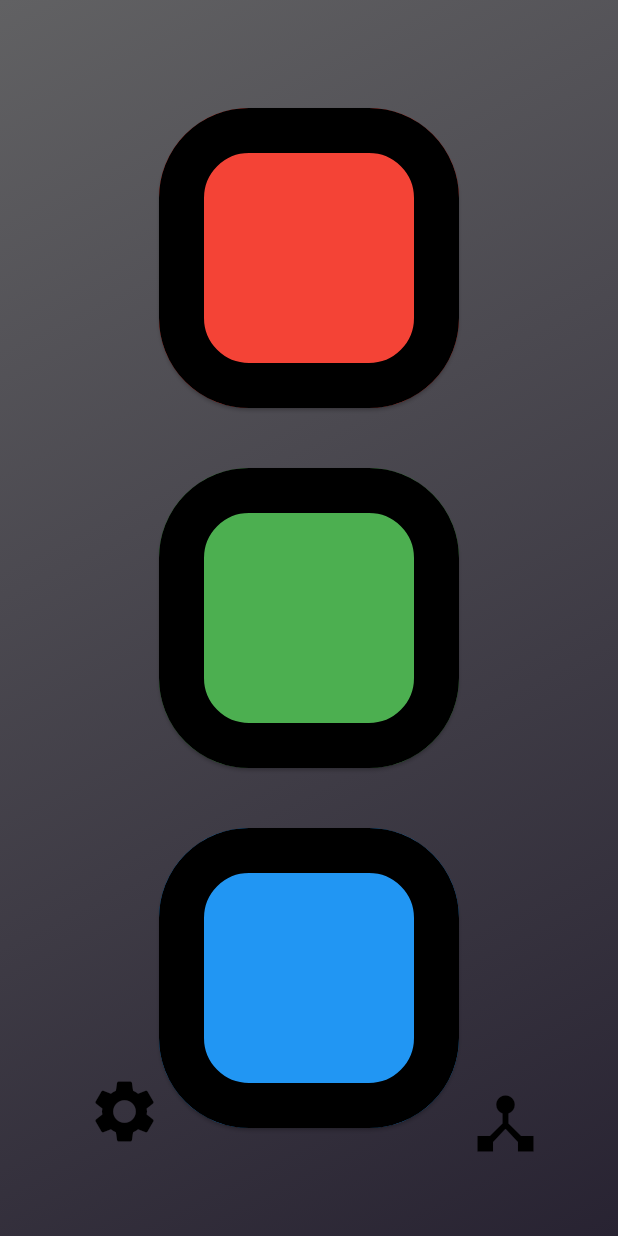
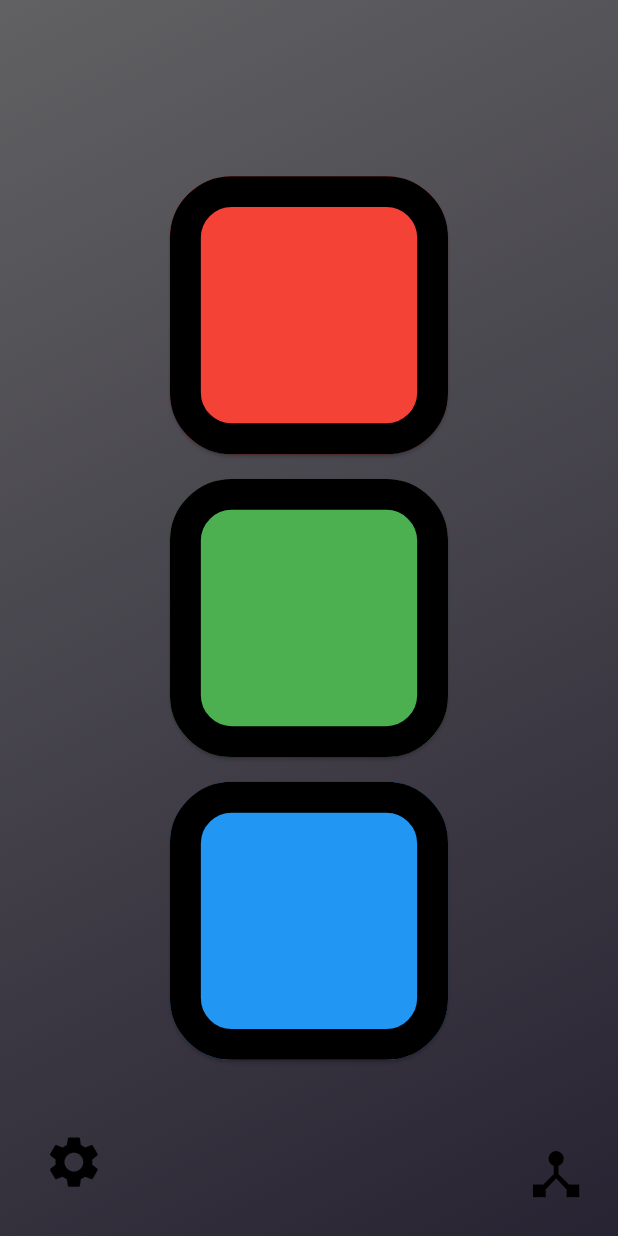
Before and after one commit to Hurri-Game/SmartphoneApp, a Flutter app: the screen it shows after launch, on a phone screen of 412 x 824 dp. Run offline on Flutter 3.47's test engine with Material 3 defaults, Android fonts, the phone set to English and light mode, and no system bars; our stand-ins replace audioplayers, flutter_blue_plus; statements that could not run were skipped.

Commit message:
adapt scaling according to screen size and resolution for button screen and settings screen

```diff
--- a/lib/action_button.dart
+++ b/lib/action_button.dart
@@ -1,10 +1,11 @@
 import 'package:flutter/material.dart';
 
 class ActionButton extends StatelessWidget {
-  ActionButton(this.name, this.color, this.onTap, {super.key});
+  ActionButton(this.name, this.color, this.onTap, {this.size, super.key});
 
   final Color color;
   final String name;
+  final double? size; // Add size parameter
   late void Function() onTap;
 
   void setOnTapFunc(void Function() onTapFunc) {
@@ -13,17 +14,23 @@ class ActionButton extends StatelessWidget {
 
   @override
   Widget build(BuildContext context) {
+    final screenSize = MediaQuery.of(context).size;
+    final buttonSize =
+        size ?? screenSize.width * 0.45; // Use passed size or default
+    final borderWidth = screenSize.width * 0.05;
+    final borderRadius = screenSize.width * 0.1;
+    final padding = screenSize.width * 0.02;
+
     return Padding(
-      padding: const EdgeInsets.all(20), // space outside the button
+      padding: EdgeInsets.all(padding),
       child: ElevatedButton(
         style: ElevatedButton.styleFrom(
-          fixedSize: const Size(200, 200),
+          fixedSize: Size(buttonSize, buttonSize),
           backgroundColor: color,
-          side: const BorderSide(color: Colors.black, width: 30),
+          side: BorderSide(color: Colors.black, width: borderWidth),
           shape: RoundedRectangleBorder(
-            borderRadius: BorderRadius.circular(60),
+            borderRadius: BorderRadius.circular(borderRadius),
           ),
-          // minimal or no padding here
           padding: EdgeInsets.zero,
         ),
         onPressed: onTap,
--- a/lib/button_screen.dart
+++ b/lib/button_screen.dart
@@ -20,25 +20,24 @@ class _ButtonScreenState extends State<ButtonScreen> {
 
   void setConnectedIndicator(var connected) {
     setState(() {
-      if (connected) {
-        ringStatusColor = Colors.green;
-      } else {
-        ringStatusColor = Colors.black;
-      }
+      ringStatusColor = connected ? Colors.green : Colors.black;
     });
   }
 
   @override
   Widget build(context) {
+    final screenSize = MediaQuery.of(context).size;
+    final iconSize = screenSize.width * 0.10;
+    final padding = screenSize.width * 0.05;
+
     return Stack(
       children: [
-        // Your existing centered layout
         Center(
           child: Column(
             mainAxisSize: MainAxisSize.max,
             mainAxisAlignment: MainAxisAlignment.center,
             crossAxisAlignment: CrossAxisAlignment.center,
-            children: [...buttons],
+            children: buttons,
           ),
         ),
 
@@ -46,17 +45,22 @@ class _ButtonScreenState extends State<ButtonScreen> {
         Align(
           alignment: Alignment.bottomRight,
           child: Padding(
-            padding: const EdgeInsets.all(50.0),
-            child: Icon(Icons.device_hub, size: 50, color: ringStatusColor),
+            padding: EdgeInsets.all(padding),
+            child: Icon(
+              Icons.device_hub,
+              size: iconSize,
+              color: ringStatusColor,
+            ),
           ),
         ),
 
+        // Settings icon
         Align(
           alignment: Alignment.bottomLeft,
           child: Padding(
-            padding: const EdgeInsets.all(50.0),
+            padding: EdgeInsets.all(padding),
             child: IconButton(
-              icon: Icon(Icons.settings, size: 50, color: Colors.black),
+              icon: Icon(Icons.settings, size: iconSize, color: Colors.black),
               onPressed: () {
                 widget.switchScreen('settings-screen');
               },
--- a/lib/settings_screen.dart
+++ b/lib/settings_screen.dart
@@ -7,14 +7,19 @@ class SettingsScreen extends StatelessWidget {
 
   @override
   Widget build(context) {
+    // Get screen size and calculate icon size
+    final screenSize = MediaQuery.of(context).size;
+    final iconSize = screenSize.width * 0.10; // Same 8% as ButtonScreen
+    final padding = screenSize.width * 0.05; // Same 4% as ButtonScreen
+
     return Stack(
       children: [
         Align(
           alignment: Alignment.bottomLeft,
           child: Padding(
-            padding: const EdgeInsets.all(50.0),
+            padding: EdgeInsets.all(padding),
             child: IconButton(
-              icon: Icon(Icons.arrow_back, size: 50, color: Colors.black),
+              icon: Icon(Icons.arrow_back, size: iconSize, color: Colors.black),
               onPressed: () {
                 switchScreen('button-screen');
               },
```
